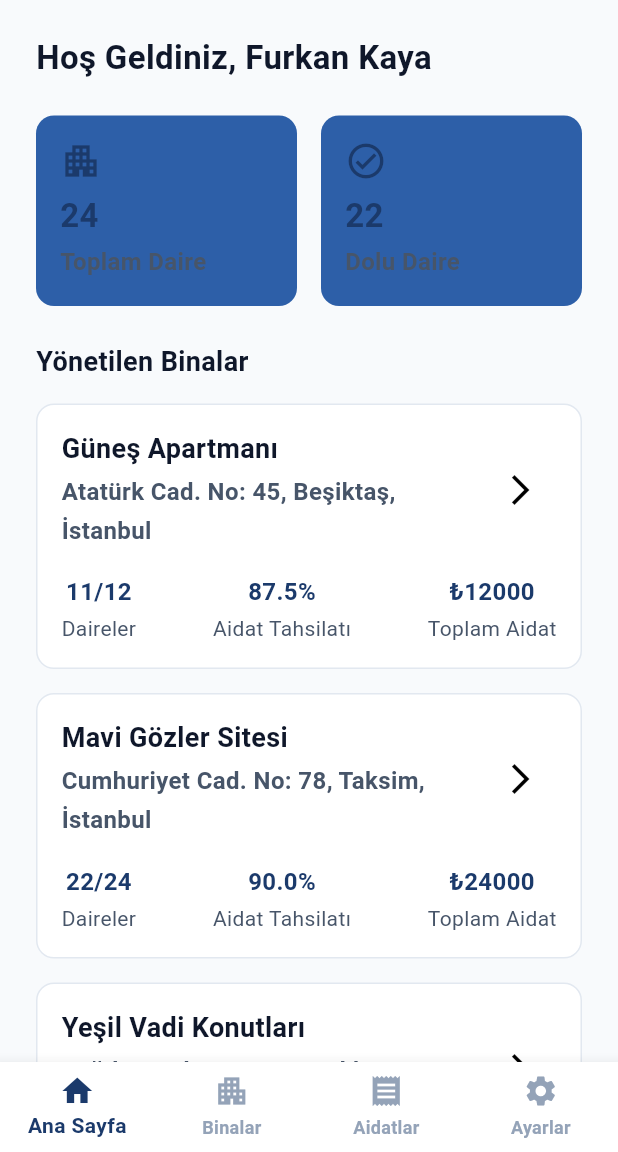
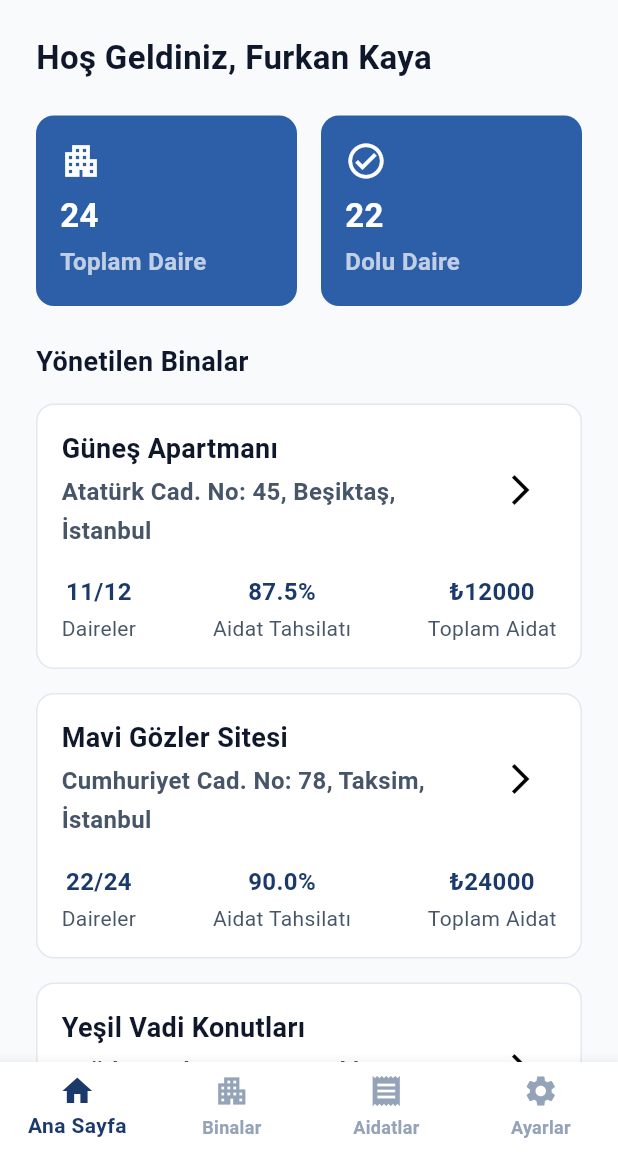
Before and after one commit to AbdullahAslan63/AidatPanel, a Flutter app: the ManagerDashboardScreen screen opened by its route, on a phone screen of 412 x 824 dp, the part 84-1236 px from its top. Run offline on Flutter 3.47's test engine with Material 3 defaults, Android fonts, the phone set to English and light mode, and no system bars; our stand-ins replace dio, equatable, flutter_riverpod, flutter_secure_storage, go_router; accounts and stored records are empty; Roboto replaces fonts that are missing (Nunito).

Commit message:
Improve stat card visibility: use white text on primary background

```diff
--- a/mobile/lib/features/buildings/presentation/screens/manager_dashboard_screen.dart
+++ b/mobile/lib/features/buildings/presentation/screens/manager_dashboard_screen.dart
@@ -149,16 +149,13 @@ class _ManagerDashboardScreenState extends ConsumerState<ManagerDashboardScreen>
       child: Column(
         crossAxisAlignment: CrossAxisAlignment.start,
         children: [
-          Icon(icon, color: AppColors.primary, size: 28),
+          Icon(icon, color: Colors.white, size: 28),
           const SizedBox(height: AppSizes.spacingS),
-          Text(
-            value,
-            style: AppTypography.h2.copyWith(color: AppColors.primary),
-          ),
+          Text(value, style: AppTypography.h2.copyWith(color: Colors.white)),
           const SizedBox(height: AppSizes.spacingXS),
           Text(
             title,
-            style: AppTypography.body2.copyWith(color: AppColors.textSecondary),
+            style: AppTypography.body2.copyWith(color: Colors.white70),
           ),
         ],
       ),
```
